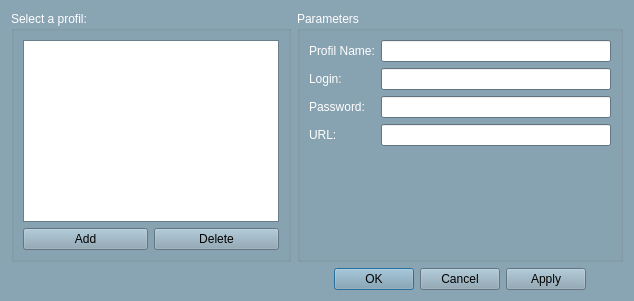
Above: forms/dialogprofils.ui from Artemia76/ffs2play before the change. Below: the same form after it.
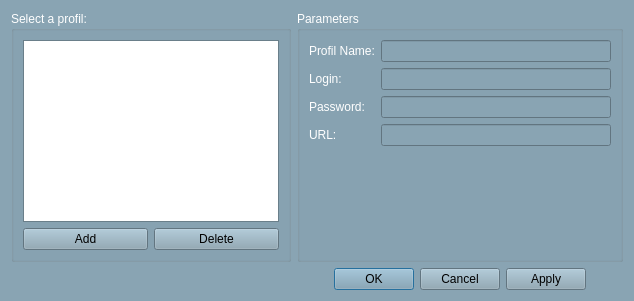
That is the form after the change.

```diff
--- a/forms/dialogprofils.ui
+++ b/forms/dialogprofils.ui
@@ -494,10 +494,24 @@
      </property>
      <layout class="QFormLayout" name="formLayout">
       <item row="1" column="1">
-       <widget class="QLineEdit" name="lineEdit_Login"/>
+       <widget class="QLineEdit" name="lineEdit_Login">
+        <property name="enabled">
+         <bool>false</bool>
+        </property>
+        <property name="readOnly">
+         <bool>false</bool>
+        </property>
+       </widget>
       </item>
       <item row="0" column="1">
-       <widget class="QLineEdit" name="lineEdit_ProfilName"/>
+       <widget class="QLineEdit" name="lineEdit_ProfilName">
+        <property name="enabled">
+         <bool>false</bool>
+        </property>
+        <property name="readOnly">
+         <bool>false</bool>
+        </property>
+       </widget>
       </item>
       <item row="0" column="0">
        <widget class="QLabel" name="label">
@@ -522,9 +536,15 @@
       </item>
       <item row="2" column="1">
        <widget class="QLineEdit" name="lineEdit_Password">
+        <property name="enabled">
+         <bool>false</bool>
+        </property>
         <property name="echoMode">
          <enum>QLineEdit::Password</enum>
         </property>
+        <property name="readOnly">
+         <bool>false</bool>
+        </property>
        </widget>
       </item>
       <item row="3" column="0">
@@ -535,7 +555,14 @@
        </widget>
       </item>
       <item row="3" column="1">
-       <widget class="QLineEdit" name="lineEdit_URL"/>
+       <widget class="QLineEdit" name="lineEdit_URL">
+        <property name="enabled">
+         <bool>false</bool>
+        </property>
+        <property name="readOnly">
+         <bool>false</bool>
+        </property>
+       </widget>
       </item>
      </layout>
     </widget>
```
Left out of the diff: 35 changed lines with no effect on the pictures.
